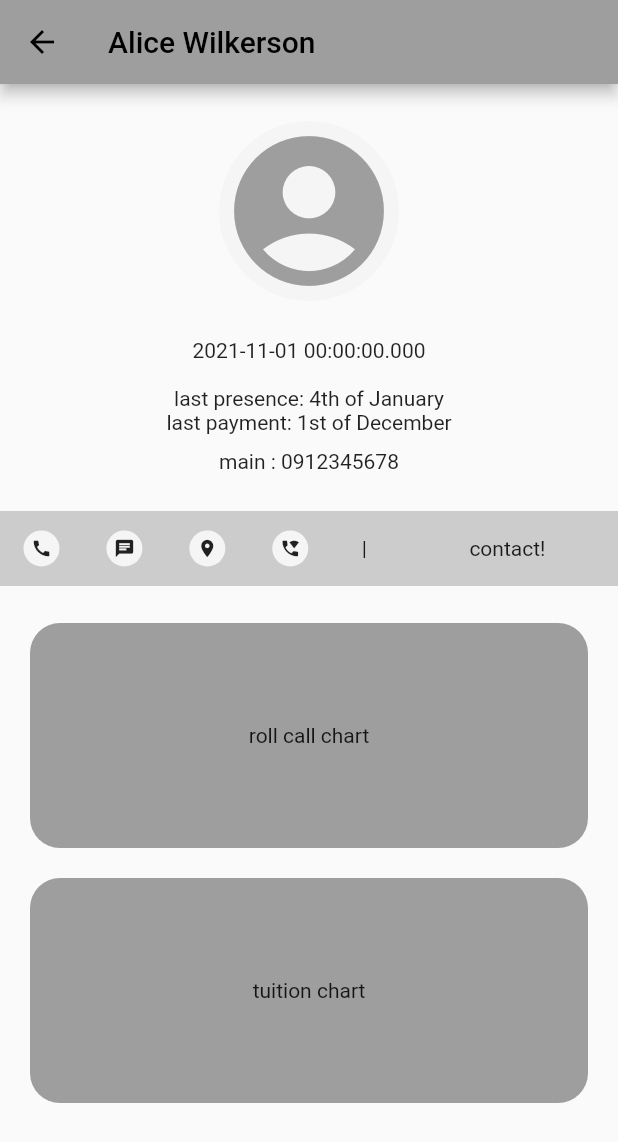
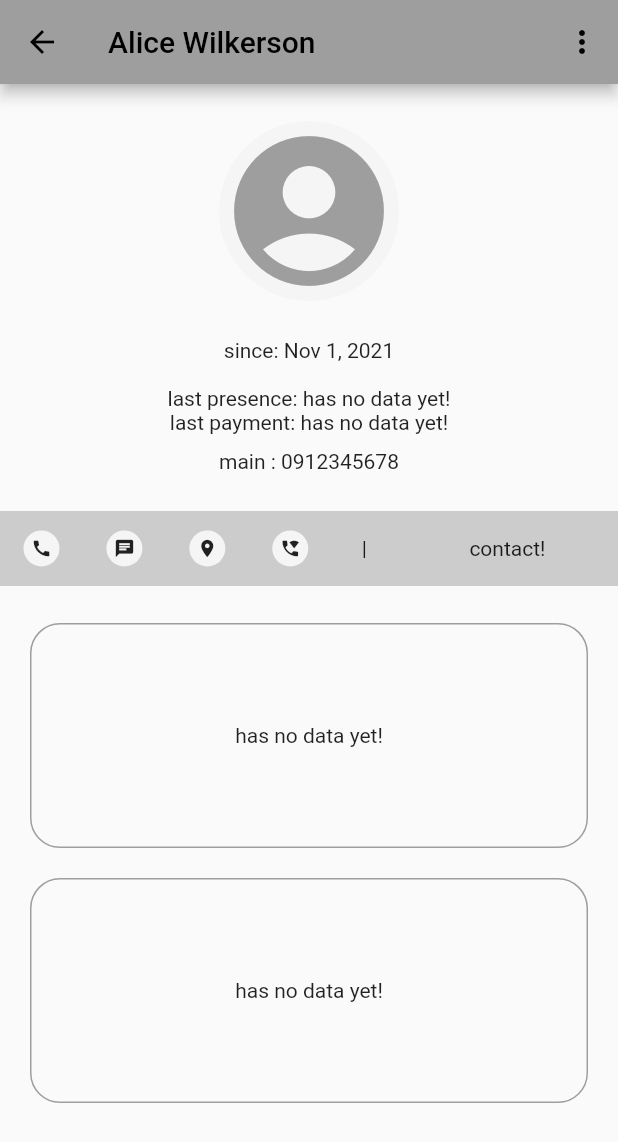
Before and after one commit to E837/hamyar, a Flutter app: the StudentDetailsScreen screen opened directly with sample values from the repository, on a phone screen of 412 x 824 dp. Shown: the top 1142 px of the screen. Run offline on Flutter 3.47's test engine with Material 2 defaults, Android fonts, the phone set to English and light mode, and no system bars; our stand-ins replace auto_size_text, fl_chart, month_picker_dialog, webview_flutter.

Commit message:
custom grid chart + minor improvements

```diff
--- a/lib/general_info/general_info_screen.dart
+++ b/lib/general_info/general_info_screen.dart
@@ -28,9 +28,8 @@
                   title: title,
                   hasBackOption: true,
                   buttons: {
-                    Icons.settings: () {},
-                    Icons.crop: () {},
-                    Icons.person: () {},
+                    Icons.sim_card_download: () {},
+                    Icons.share: () {},
                   },
                 ),
                 const SizedBox(height: 20),
--- a/lib/main_menu.dart
+++ b/lib/main_menu.dart
@@ -24,9 +24,9 @@
               hasBackOption: false,
               buttons: {
                 Icons.dark_mode: () {},
-                Icons.menu: () {},
-                Icons.add: () {},
-                Icons.delete: () {},
+                Icons.read_more: () {},
+                Icons.drive_folder_upload: () {},
+                Icons.delete_sweep: () {},
               },
             ),
             const Expanded(
--- /dev/null
+++ b/lib/students/my_grid_chart.dart
@@ -0,0 +1,107 @@
+import 'package:flutter/material.dart';
+import 'package:intl/intl.dart';
+
+import 'package:hamyar/models/student.dart';
+
+enum ChartType {
+  rollCall,
+  tuition,
+}
+
+class MyGridChart extends StatelessWidget {
+  final Student student;
+  final MaterialColor color;
+  final ChartType type;
+  const MyGridChart({
+    Key? key,
+    required this.student,
+    required this.color,
+    required this.type,
+  }) : super(key: key);
+
+  Widget showStatus(int index) {
+    if (type == ChartType.rollCall) {
+      final rc = student.presenceStatus[index];
+      return Card(
+        color: rc.status ? color : null,
+        child: Column(
+          mainAxisAlignment: MainAxisAlignment.center,
+          children: [
+            Icon(
+              rc.status ? Icons.done : Icons.close,
+              size: 10,
+            ),
+            Text(
+              DateFormat.MMMd().format(rc.date),
+              style: const TextStyle(fontSize: 7),
+            ),
+          ],
+        ),
+      );
+    } else {
+      final tu = student.paymentsStatus[index];
+      final stat = tu.paymentAmount / tu.requiredAmount * 100;
+      return Card(
+        color: colorSelector(stat),
+        child: Column(
+          mainAxisAlignment: MainAxisAlignment.center,
+          children: [
+            if (stat == 100)
+              const Icon(
+                Icons.done,
+                size: 10,
+              ),
+            if (stat < 100)
+              Text(
+                '${stat.toInt()}%',
+                style: const TextStyle(fontSize: 7),
+              ),
+            Text(
+              DateFormat.MMM().format(tu.date),
+              style: const TextStyle(fontSize: 7),
+            ),
+          ],
+        ),
+      );
+    }
+  }
+
+  Color? colorSelector(double stat) {
+    if (stat == 100) {
+      return color;
+    } else if (70 <= stat && stat < 100) {
+      return color.shade300;
+    } else if (30 <= stat && stat < 70) {
+      return color.shade100;
+    } else {
+      return null;
+    }
+  }
+
+  @override
+  Widget build(BuildContext context) {
+    if ((type == ChartType.rollCall && student.presenceStatus.isEmpty) ||
+        (type == ChartType.tuition && student.paymentsStatus.isEmpty)) {
+      return const Center(
+        child: Text('has no data yet!'),
+      );
+    }
+    student.sortRollCalls();
+    student.sortPayments();
+    return GridView.builder(
+      gridDelegate: const SliverGridDelegateWithMaxCrossAxisExtent(
+        maxCrossAxisExtent: 40,
+        crossAxisSpacing: 2,
+        mainAxisSpacing: 2,
+      ),
+      scrollDirection: Axis.horizontal,
+      itemCount: type == ChartType.rollCall
+          ? student.presenceStatus.length
+          : student.paymentsStatus.length,
+      reverse: true,
+      itemBuilder: (context, index) {
+        return showStatus(index);
+      },
+    );
+  }
+}
--- a/lib/students/student_details_screen.dart
+++ b/lib/students/student_details_screen.dart
@@ -1,8 +1,10 @@
 import 'package:flutter/material.dart';
+import 'package:intl/intl.dart';
 
 import 'package:hamyar/models/student.dart';
 import 'package:hamyar/overal_widgets/contact_buttons.dart';
 import 'package:hamyar/models/phone_number.dart';
+import 'package:hamyar/students/my_grid_chart.dart';
 
 class StudentDetailsScreen extends StatelessWidget {
   final MaterialColor color;
@@ -13,6 +15,22 @@
     required this.color,
     required this.student,
   }) : super(key: key);
+
+  String get lastPresence {
+    return student.presenceStatus.isNotEmpty
+        ? DateFormat.yMEd().format(student.presenceStatus.last.date)
+        : 'has no data yet!';
+  }
+
+  String get lastPayment {
+    if (student.paymentsStatus.isNotEmpty) {
+      return student.paymentsStatus.last.paymentAmount.toString() +
+          '\$, on: ' +
+          DateFormat.MMMM().format(student.paymentsStatus.last.date);
+    } else {
+      return 'has no data yet!';
+    }
+  }
 
   @override
   Widget build(BuildContext context) {
@@ -25,6 +43,28 @@
         builder: (context) => Scaffold(
           appBar: AppBar(
             title: Text(student.name),
+            actions: [
+              PopupMenuButton(
+                icon: const Icon(Icons.more_vert),
+                itemBuilder: (context) => [
+                  const PopupMenuItem(
+                    child: Text('reset student\'s data'),
+                    value: 1,
+                  ),
+                  const PopupMenuItem(
+                    child: Text('remove this student'),
+                    value: 2,
+                  ),
+                ],
+                onSelected: (selectedValue) {
+                  if (selectedValue == 1) {
+                    // todo: reset student
+                  } else if (selectedValue == 2) {
+                    // todo: remove student
+                  }
+                },
+              ),
+            ],
           ),
           body: ListView(
             children: [
@@ -41,14 +81,14 @@
                 ),
               ),
               Text(
-                student.joinDate.toString(),
+                'since: ' + DateFormat.yMMMd().format(student.joinDate),
                 textAlign: TextAlign.center,
               ),
               SizedBox(height: deviceSize.height * 0.02),
               Column(
-                children: const [
-                  Text('last presence: 4th of January'),
-                  Text('last payment: 1st of December'),
+                children: [
+                  Text('last presence: $lastPresence'),
+                  Text('last payment: $lastPayment'),
                 ],
               ),
               const SizedBox(height: 10),
@@ -91,22 +131,36 @@
                     width: double.infinity,
                     height: 150,
                     margin: const EdgeInsets.symmetric(horizontal: 20),
+                    padding: const EdgeInsets.all(10),
                     decoration: BoxDecoration(
-                      color: Theme.of(context).colorScheme.primary,
+                      border: Border.all(
+                        color: Theme.of(context).colorScheme.primary,
+                      ),
                       borderRadius: BorderRadius.circular(20),
                     ),
-                    child: const Center(child: Text('roll call chart')),
+                    child: MyGridChart(
+                      student: student,
+                      color: color,
+                      type: ChartType.rollCall,
+                    ),
                   ),
                   const SizedBox(height: 20),
                   Container(
                     width: double.infinity,
                     height: 150,
                     margin: const EdgeInsets.symmetric(horizontal: 20),
+                    padding: const EdgeInsets.all(10),
                     decoration: BoxDecoration(
-                      color: Theme.of(context).colorScheme.primary,
+                      border: Border.all(
+                        color: Theme.of(context).colorScheme.primary,
+                      ),
                       borderRadius: BorderRadius.circular(20),
                     ),
-                    child: const Center(child: Text('tuition chart')),
+                    child: MyGridChart(
+                      student: student,
+                      color: color,
+                      type: ChartType.tuition,
+                    ),
                   ),
                 ],
               ),
```
Also changed, not shown: lib/models/student.dart (+8 -0 lines), pubspec.lock, 1 other file.
